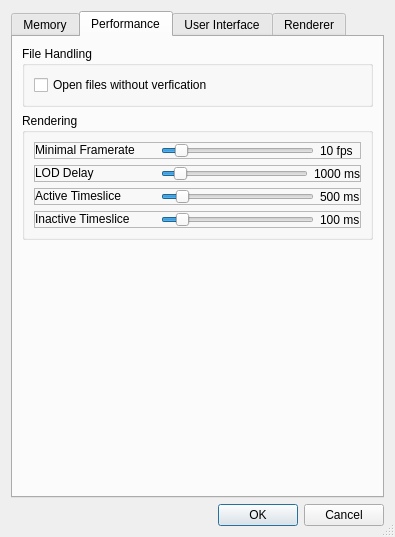
Before: the Qt Designer form ImageVis3D/UI/UI/SettingsDlg.ui in SCIInstitute/ImageVis3D, drawn with Qt 5.
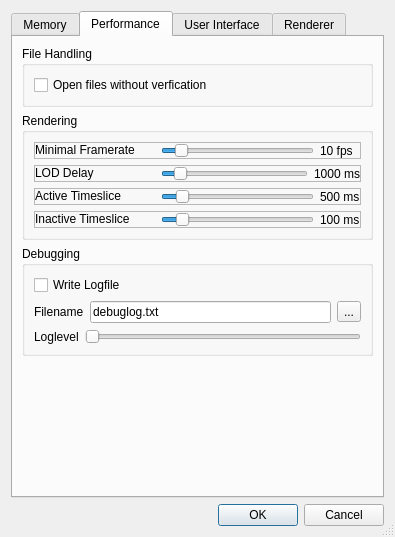
After: the same form once the commit is applied. The open tabs and pages were chosen to show the change.

Commit message: added file debugging from settings option added crash detection

```diff
--- a/ImageVis3D/UI/UI/SettingsDlg.ui
+++ b/ImageVis3D/UI/UI/SettingsDlg.ui
@@ -4,11 +4,11 @@
   <property name="windowModality" >
    <enum>Qt::ApplicationModal</enum>
   </property>
-  <property name="geometry" >
+  <property name="geometry">
    <rect>
     <x>0</x>
     <y>0</y>
-    <width>359</width>
+    <width>361</width>
     <height>503</height>
    </rect>
   </property>
@@ -490,8 +490,101 @@
         </widget>
        </item>
        <item>
-        <spacer name="verticalSpacer_3" >
-         <property name="orientation" >
+        <widget class="QGroupBox" name="Debugging">
+         <property name="title">
+          <string>Debugging</string>
+         </property>
+         <layout class="QVBoxLayout" name="verticalLayout_10">
+          <item>
+           <widget class="QCheckBox" name="checkBox_WriteLogfile">
+            <property name="text">
+             <string>Write Logfile</string>
+            </property>
+           </widget>
+          </item>
+          <item>
+           <widget class="QFrame" name="frame_7">
+            <property name="frameShape">
+             <enum>QFrame::NoFrame</enum>
+            </property>
+            <property name="frameShadow">
+             <enum>QFrame::Raised</enum>
+            </property>
+            <property name="lineWidth">
+             <number>0</number>
+            </property>
+            <layout class="QHBoxLayout" name="horizontalLayout_6">
+             <property name="margin">
+              <number>0</number>
+             </property>
+             <item>
+              <widget class="QLabel" name="label_Filename">
+               <property name="text">
+                <string>Filename</string>
+               </property>
+              </widget>
+             </item>
+             <item>
+              <widget class="QLineEdit" name="lineEdit_filename">
+               <property name="text">
+                <string>debuglog.txt</string>
+               </property>
+               <property name="readOnly">
+                <bool>true</bool>
+               </property>
+              </widget>
+             </item>
+             <item>
+              <widget class="QToolButton" name="toolButton">
+               <property name="text">
+                <string>...</string>
+               </property>
+              </widget>
+             </item>
+            </layout>
+           </widget>
+          </item>
+          <item>
+           <widget class="QFrame" name="frame_8">
+            <property name="frameShape">
+             <enum>QFrame::NoFrame</enum>
+            </property>
+            <property name="frameShadow">
+             <enum>QFrame::Raised</enum>
+            </property>
+            <property name="lineWidth">
+             <number>0</number>
+            </property>
+            <layout class="QHBoxLayout" name="horizontalLayout_10">
+             <property name="margin">
+              <number>0</number>
+             </property>
+             <item>
+              <widget class="QLabel" name="label_4">
+               <property name="text">
+                <string>Loglevel</string>
+               </property>
+              </widget>
+             </item>
+             <item>
+              <widget class="QSlider" name="horizontalSlider_loglevel">
+               <property name="maximum">
+                <number>2</number>
+               </property>
+               <property name="orientation">
+                <enum>Qt::Horizontal</enum>
+               </property>
+              </widget>
+             </item>
+            </layout>
+           </widget>
+          </item>
+         </layout>
+        </widget>
+       </item>
+       <item>
+        <spacer name="verticalSpacer_3">
+         <property name="orientation">
           <enum>Qt::Vertical</enum>
          </property>
          <property name="sizeHint" stdset="0" >
```
Left out of the diff: 693 changed lines with no effect on the pictures. The commit also changes 8 other files.
